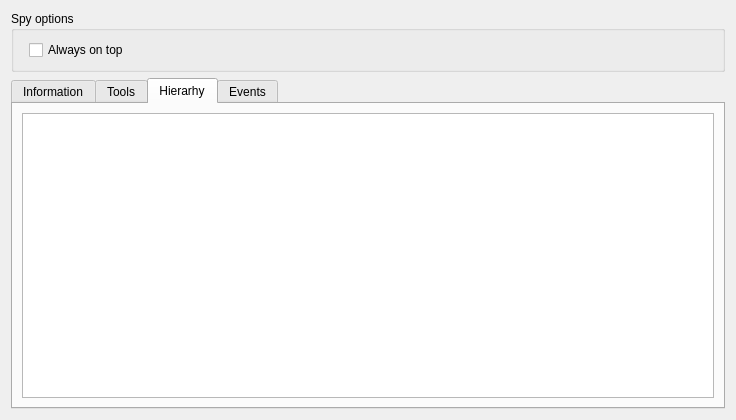
xaoctech/dava.engine, file Sources/Tools/QtTools/SpyWidget/SpyWidget.ui: the form before one commit.
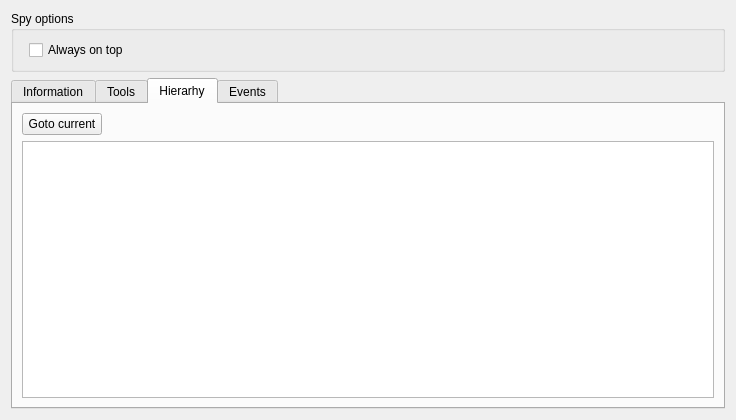
The form after the commit. The open tabs and pages were chosen to show the change.

Diff of the .ui file:
```diff
--- a/Sources/Tools/QtTools/SpyWidget/SpyWidget.ui
+++ b/Sources/Tools/QtTools/SpyWidget/SpyWidget.ui
@@ -255,6 +255,30 @@
        <string>Hierarhy</string>
       </attribute>
       <layout class="QVBoxLayout" name="verticalLayout_3">
+       <item>
+        <layout class="QHBoxLayout" name="horizontalLayout_3">
+         <item>
+          <widget class="QPushButton" name="selectCurrent">
+           <property name="text">
+            <string>Goto current</string>
+           </property>
+          </widget>
+         </item>
+         <item>
+          <spacer name="horizontalSpacer_3">
+           <property name="orientation">
+            <enum>Qt::Horizontal</enum>
+           </property>
+           <property name="sizeHint" stdset="0">
+            <size>
+             <width>40</width>
+             <height>20</height>
+            </size>
+           </property>
+          </spacer>
+         </item>
+        </layout>
+       </item>
        <item>
         <widget class="QTreeView" name="hierarhyTree">
          <property name="editTriggers">
```
Left out of the diff: 8 changed lines with no effect on the pictures.
